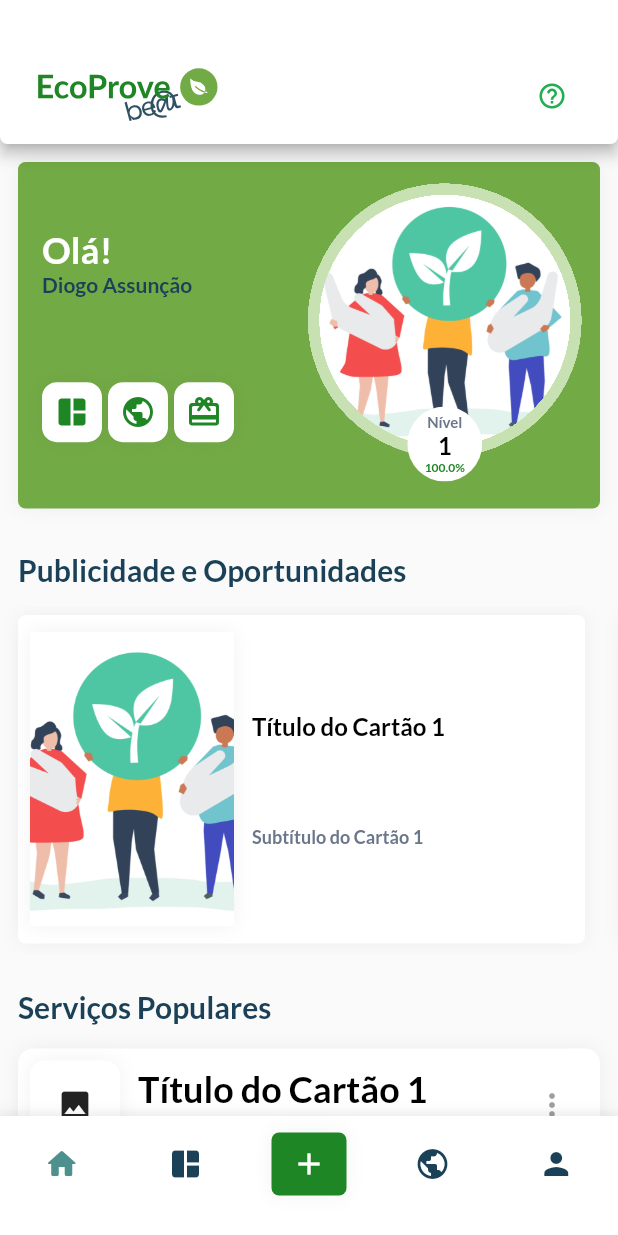
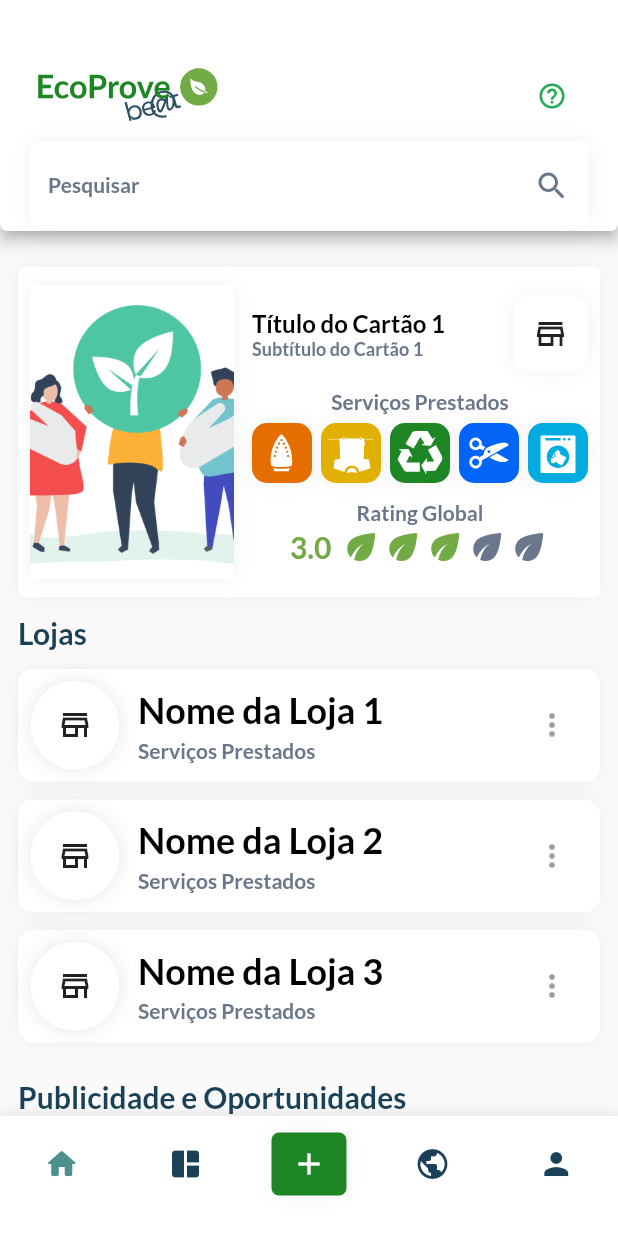
Before and after one commit to BeatEcoprove/beat_ecoprove_mobile, a Flutter app: the screen it shows after launch, on a phone screen of 412 x 824 dp. Run offline on Flutter 3.47's test engine with Material 2 defaults, Android fonts, the phone set to English and light mode, and no system bars; drawn by our look-alikes of flutter_rating_bar; our stand-ins replace flutter_svg, get_it, go_router.

Commit message:
add: ServiceView and refactor advertisement_card, compact_list_item, icon_button_rectangular, welcome_card and level_progress

```diff
--- a/lib/core/config/data.dart
+++ b/lib/core/config/data.dart
@@ -1,28 +1,51 @@
+import 'package:beat_ecoprove/core/config/global.dart';
+import 'package:beat_ecoprove/core/widgets/icon_button_rectangular.dart';
 import 'package:flutter/material.dart';
 
 class CardData {
   final String title;
   final String subtitle;
+  final Widget widget;
 
-  CardData({required this.title, required this.subtitle});
+  CardData({required this.title, required this.subtitle, required this.widget});
 }
 
 List<CardData> cards = [
   CardData(
     title: "Título do Cartão 1",
     subtitle: "Subtítulo do Cartão 1",
+    widget: Image.asset(
+      "assets/default_avatar.png",
+      fit: BoxFit.cover,
+      alignment: Alignment.center,
+    ),
   ),
   CardData(
     title: "Título do Cartão 2",
     subtitle: "Subtítulo do Cartão 2",
+    widget: Image.asset(
+      "assets/default_avatar.png",
+      fit: BoxFit.cover,
+      alignment: Alignment.center,
+    ),
   ),
   CardData(
     title: "Título do Cartão 3",
     subtitle: "Subtítulo do Cartão 3",
+    widget: Image.asset(
+      "assets/default_avatar.png",
+      fit: BoxFit.cover,
+      alignment: Alignment.center,
+    ),
   ),
   CardData(
     title: "Título do Cartão 4",
     subtitle: "Subtítulo do Cartão 4",
+    widget: Image.asset(
+      "assets/default_avatar.png",
+      fit: BoxFit.cover,
+      alignment: Alignment.center,
+    ),
   ),
 ];
 
@@ -52,3 +75,95 @@ List<ServiceData> services = [
     widget: const Icon(Icons.image),
   ),
 ];
+
+class ServiceViewData {
+  final String title;
+  final String subtitle;
+  final Widget widget;
+  final IconButtonRectangular icon;
+  final List<IconButtonRetangularType> services;
+  final double rating;
+
+  ServiceViewData({
+    required this.title,
+    required this.subtitle,
+    required this.widget,
+    required this.icon,
+    required this.services,
+    required this.rating,
+  });
+}
+
+ServiceViewData serviceView = ServiceViewData(
+  title: "Título do Cartão 1",
+  subtitle: "Subtítulo do Cartão 1",
+  widget: Image.asset(
+    "assets/default_avatar.png",
+    fit: BoxFit.cover,
+    alignment: Alignment.center,
+  ),
+  icon: const IconButtonRectangular(
+    dimension: 50,
+    object: Icon(Icons.store_mall_directory_outlined),
+  ),
+  services: [
+    IconButtonRetangularType.iron,
+    IconButtonRetangularType.dry,
+    IconButtonRetangularType.recycle,
+    IconButtonRetangularType.repair,
+    IconButtonRetangularType.wash
+  ],
+  rating: 3,
+);
+
+class Store {
+  final String name;
+  final String serviceProvider;
+  final Widget image;
+
+  Store(
+      {required this.name, required this.serviceProvider, required this.image});
+}
+
+List<Store> stores = [
+  Store(
+      image: const IconButtonRectangular(
+        isCircular: true,
+        dimension: 50,
+        object: Icon(Icons.store_mall_directory_outlined),
+      ),
+      name: "Nome da Loja 1",
+      serviceProvider: "Serviços Prestados"),
+  Store(
+      image: const IconButtonRectangular(
+        isCircular: true,
+        dimension: 50,
+        object: Icon(Icons.store_mall_directory_outlined),
+      ),
+      name: "Nome da Loja 2",
+      serviceProvider: "Serviços Prestados"),
+  Store(
+      image: const IconButtonRectangular(
+        isCircular: true,
+        dimension: 50,
+        object: Icon(Icons.store_mall_directory_outlined),
+      ),
+      name: "Nome da Loja 3",
+      serviceProvider: "Serviços Prestados"),
+];
+
+class User {
+  final String path;
+  final String name; //Max: 18
+  final double percent;
+  final int level;
+
+  User({
+    this.path = "assets/default_avatar.png",
+    this.name = "Diogo Assunção",
+    this.percent = 78.5,
+    this.level = 1,
+  });
+}
+
+User user = User();
--- a/lib/core/widgets/advertisement_card/advertisement_card.dart
+++ b/lib/core/widgets/advertisement_card/advertisement_card.dart
@@ -17,6 +17,7 @@ class AdvertisementCard extends StatelessWidget {
   Widget build(BuildContext context) {
     return Container(
       height: 220,
+      margin: const EdgeInsetsDirectional.only(start: 12, end: 12),
       padding: const EdgeInsets.all(8),
       decoration: const BoxDecoration(
           color: AppColor.widgetBackground,
--- a/lib/core/widgets/compact_list_item.dart
+++ b/lib/core/widgets/compact_list_item.dart
@@ -10,12 +10,14 @@ class CompactListItem extends StatelessWidget {
   final Widget widget;
   final String title;
   final String subTitle;
+  final bool isCircular;
 
   const CompactListItem(
       {super.key,
       required this.widget,
       required this.title,
       required this.subTitle,
+      this.isCircular = false,
       this.options});
 
   @override
@@ -31,7 +33,11 @@ class CompactListItem extends StatelessWidget {
       child: Row(
         mainAxisAlignment: MainAxisAlignment.spaceBetween,
         children: [
-          IconButtonRectangular(dimension: 60, object: widget),
+          IconButtonRectangular(
+            isCircular: isCircular,
+            dimension: 60,
+            object: widget,
+          ),
           Expanded(
             child: Padding(
               padding: const EdgeInsets.only(left: 12),
--- a/lib/core/widgets/icon_button_rectangular.dart
+++ b/lib/core/widgets/icon_button_rectangular.dart
@@ -6,34 +6,35 @@ class IconButtonRectangular extends StatelessWidget {
   static const Radius borderRadius = Radius.circular(10);
 
   final VoidCallback? onPress;
-
   final Color colorBackground;
   final Widget? object;
   final double dimension;
-  final bool isCircular = false;
+  final bool isCircular;
 
   const IconButtonRectangular({
-    super.key,
+    Key? key,
     this.colorBackground = AppColor.widgetBackground,
     this.object,
     this.onPress,
     this.dimension = 40,
-  });
+    this.isCircular = false,
+  }) : super(key: key);
 
   @override
   Widget build(BuildContext context) {
     return GestureDetector(
       onTap: onPress,
       child: Container(
-          width: dimension,
-          height: dimension,
-          decoration: BoxDecoration(
-              color: colorBackground,
-              shape: isCircular ? BoxShape.circle : BoxShape.rectangle,
-              borderRadius:
-                  isCircular ? null : const BorderRadius.all(borderRadius),
-              boxShadow: const [AppColor.defaultShadow]),
-          child: object),
+        width: dimension,
+        height: dimension,
+        decoration: BoxDecoration(
+          color: colorBackground,
+          shape: isCircular ? BoxShape.circle : BoxShape.rectangle,
+          borderRadius: isCircular ? null : BorderRadius.all(borderRadius),
+          boxShadow: [AppColor.defaultShadow],
+        ),
+        child: object,
+      ),
     );
   }
 }
--- a/lib/core/widgets/level_progress.dart
+++ b/lib/core/widgets/level_progress.dart
@@ -76,7 +76,7 @@ class LevelProgress extends StatelessWidget {
                         style: AppText.smallHeader,
                       ),
                       Text(
-                        "${percent}%",
+                        "${percent.toStringAsFixed(0)}%",
                         style: AppText.percentText,
                       ),
                     ],
--- a/lib/default_layout/presentation/default_layout_view.dart
+++ b/lib/default_layout/presentation/default_layout_view.dart
@@ -1,6 +1,7 @@
 import 'package:beat_ecoprove/core/widgets/footer/footer.dart';
 import 'package:beat_ecoprove/core/widgets/headers/header.dart';
 import 'package:beat_ecoprove/core/widgets/headers/headers.dart';
+import 'package:beat_ecoprove/home/presentation/brand/service_view.dart';
 import 'package:beat_ecoprove/home/presentation/index/home_view.dart';
 import 'package:flutter/material.dart';
 
@@ -15,7 +16,7 @@ class DefaultLayoutView extends StatelessWidget {
       appBar: Header(content: header),
       body: PageView(
         children: const [
-          HomeView(),
+          ServiceView(),
         ],
       ),
       bottomNavigationBar: const Footer(),
--- /dev/null
+++ b/lib/home/presentation/brand/service_view.dart
@@ -0,0 +1,114 @@
+import 'package:beat_ecoprove/core/config/data.dart';
+import 'package:beat_ecoprove/core/config/global.dart';
+import 'package:beat_ecoprove/core/widgets/advertisement_card/advertisement_card.dart';
+import 'package:beat_ecoprove/core/widgets/advertisement_card/advertisement_card_provider.dart';
+import 'package:beat_ecoprove/core/widgets/advertisement_card/advertisement_card_text.dart';
+import 'package:beat_ecoprove/core/widgets/compact_list_item.dart';
+import 'package:flutter/material.dart';
+
+class ServiceView extends StatefulWidget {
+  const ServiceView({super.key});
+
+  @override
+  State<ServiceView> createState() => _ServiceViewState();
+}
+
+class _ServiceViewState extends State<ServiceView> {
+  @override
+  Widget build(BuildContext context) {
+    return CustomScrollView(
+      slivers: [
+        _buildServiceCard(),
+        _buildStores(),
+        _buildAdvertisements(),
+      ],
+    );
+  }
+
+  SliverPadding _buildServiceCard() {
+    return SliverPadding(
+      padding: const EdgeInsets.only(top: 24),
+      sliver: SliverList(
+        delegate: SliverChildListDelegate(
+          [
+            AdvertisementCard(
+              widget: serviceView.widget,
+              cardContext: AdvertisementCardProviderContext(
+                title: serviceView.title,
+                subTitle: serviceView.subtitle,
+                icon: serviceView.icon,
+                services: serviceView.services,
+                rating: serviceView.rating,
+              ),
+            ),
+          ],
+        ),
+      ),
+    );
+  }
+
+  SliverToBoxAdapter _buildStores() {
+    return SliverToBoxAdapter(
+      child: Column(
+        crossAxisAlignment: CrossAxisAlignment.start,
+        children: [
+          const Padding(
+            padding: EdgeInsets.only(top: 12, bottom: 12, left: 12),
+            child: Text(
+              "Lojas",
+              style: AppText.titleToScrollSection,
+            ),
+          ),
+          Column(
+            mainAxisAlignment: MainAxisAlignment.spaceBetween,
+            children: [
+              for (var store in stores)
+                Padding(
+                  padding: const EdgeInsets.only(bottom: 12),
+                  child: CompactListItem(
+                    isCircular: true,
+                    widget: store.image,
+                    title: store.name,
+                    subTitle: store.serviceProvider,
+                  ),
+                ),
+            ],
+          ),
+        ],
+      ),
+    );
+  }
+}
+
+SliverToBoxAdapter _buildAdvertisements() {
+  return SliverToBoxAdapter(
+    child: Column(
+      crossAxisAlignment: CrossAxisAlignment.start,
+      children: [
+        const Padding(
+          padding: EdgeInsets.only(top: 12, bottom: 12, left: 12),
+          child: Text(
+            "Publicidade e Oportunidades",
+            style: AppText.titleToScrollSection,
+          ),
+        ),
+        Column(
+          mainAxisAlignment: MainAxisAlignment.spaceBetween,
+          children: [
+            for (var card in cards)
+              Padding(
+                padding: const EdgeInsets.only(bottom: 12),
+                child: AdvertisementCard(
+                  widget: card.widget,
+                  cardContext: AdvertisementCardTextContext(
+                    title: card.title,
+                    subTitle: card.subtitle,
+                  ),
+                ),
+              ),
+          ],
+        ),
+      ],
+    ),
+  );
+}
--- a/lib/home/presentation/index/home_view.dart
+++ b/lib/home/presentation/index/home_view.dart
@@ -63,15 +63,13 @@ class _HomeViewState extends State<HomeView> {
 
   Widget _buildAdvertisementCard(card) {
     return Padding(
-      padding: const EdgeInsets.symmetric(vertical: 6, horizontal: 12),
+      padding: const EdgeInsets.symmetric(
+        vertical: 6,
+      ),
       child: SizedBox(
         width: 378,
         child: AdvertisementCard(
-          widget: Image.asset(
-            "assets/default_avatar.png",
-            fit: BoxFit.cover,
-            alignment: Alignment.center,
-          ),
+          widget: card.widget,
           cardContext: AdvertisementCardTextContext(
             title: card.title,
             subTitle: card.subtitle,
--- a/lib/home/widgets/welcome_card.dart
+++ b/lib/home/widgets/welcome_card.dart
@@ -1,14 +1,10 @@
+import 'package:beat_ecoprove/core/config/data.dart';
 import 'package:beat_ecoprove/core/config/global.dart';
 import 'package:beat_ecoprove/core/widgets/icon_button_rectangular.dart';
 import 'package:beat_ecoprove/core/widgets/level_progress.dart';
 import 'package:flutter/material.dart';
 
 class WelcomeCard extends StatefulWidget {
-  final String path = "assets/default_avatar.png";
-  final String name = "Diogo Assunção"; //Max: 18
-  final double percent = 100;
-  final int level = 1;
-
   const WelcomeCard({
     super.key,
   });
@@ -58,7 +54,7 @@ class _WelcomeCardState extends State<WelcomeCard> {
                         style: AppText.firstHeaderWhite,
                       ),
                       Text(
-                        widget.name,
+                        user.name,
                         style: AppText.strongStyle,
                       ),
                     ],
@@ -94,10 +90,10 @@ class _WelcomeCardState extends State<WelcomeCard> {
           if (MediaQuery.of(context).size.width > AppColor.maxWidthToImage)
             LevelProgress(
                 height: 175,
-                percent: widget.percent,
-                level: widget.level,
+                percent: user.percent,
+                level: user.level,
                 color: AppColor.levelProgressGreen,
-                path: widget.path),
+                path: user.path),
         ],
       ),
     );
--- a/lib/routes.dart
+++ b/lib/routes.dart
@@ -1,5 +1,6 @@
 import 'package:beat_ecoprove/auth/presentation/login/login_view.dart';
 import 'package:beat_ecoprove/core/providers/authentication_provider.dart';
+import 'package:beat_ecoprove/core/widgets/headers/header_with_search_bar.dart';
 import 'package:beat_ecoprove/core/widgets/headers/standard_header.dart';
 import 'package:beat_ecoprove/default_layout/presentation/default_layout_view.dart';
 import 'package:beat_ecoprove/dependency_injection.dart';
@@ -23,7 +24,9 @@ class AppRouter {
   static Widget checkAuthorization() =>
       DependencyInjection.locator<AuthenticationProvider>().isAuthenticated
           ? const DefaultLayoutView(
-              header: StandardHeader(sustainablePoints: 100),
+              header: HeaderWithSearchBar(
+                standardHeader: StandardHeader(sustainablePoints: 100),
+              ),
             )
           : const LoginView();
 
```
